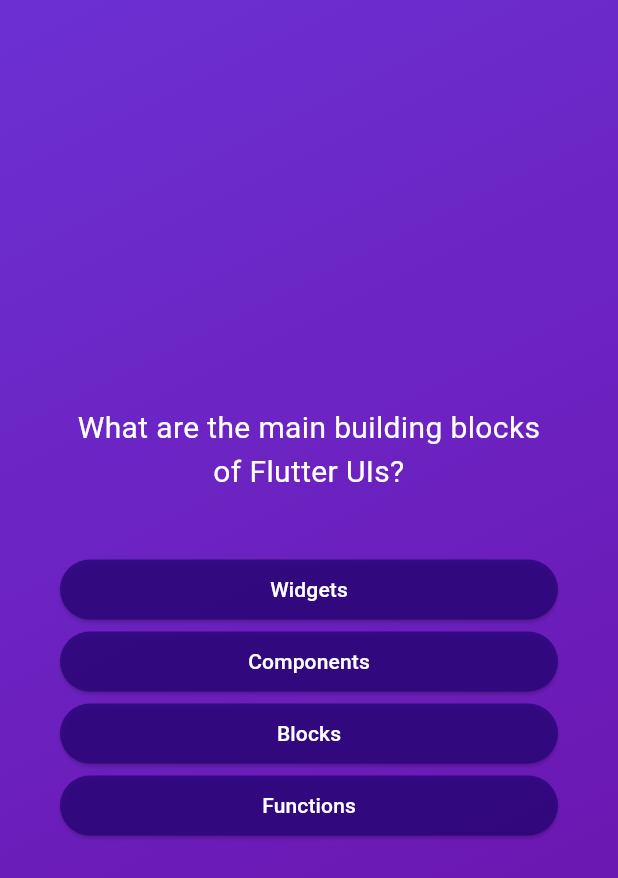
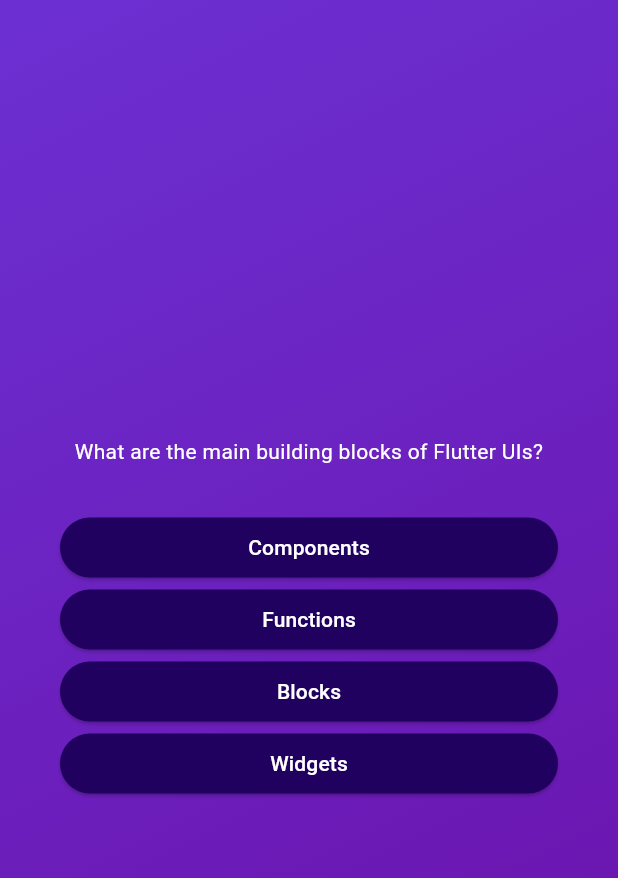
Before and after one commit to KishnaBansal/QuizApp, a Flutter app: the screen it shows after launch, after a tap on "Start Quiz", on a phone screen of 412 x 824 dp. Shown: the top 878 px of the screen. Run offline on Flutter 3.47's test engine with Material 3 defaults, Android fonts, the phone set to English and light mode, and no system bars.

Commit message:
Made the button styling class seperately in a new file and added constructer functions for different answers and onPressed functions

```diff
--- a/lib/answer_button.dart
+++ b/lib/answer_button.dart
@@ -1,27 +1,28 @@
 import 'package:flutter/material.dart';
 
 class AnswerButton extends StatelessWidget {
-  //Named Arguments
-  const AnswerButton({super.key,required this.answerText,required this.onTap});
-  //Incase of named arguents it is compulsory to specify the arguments but order doesn't matter here
+  const AnswerButton({
+    super.key,
+    required this.answerText,
+    required this.onTap,
+  });
 
-  //Positional Arguments
-  //const AnswerButton(this.answerText,this.onTap,{super.key});
   final String answerText;
   final void Function() onTap;
+
   @override
-  Widget build(context) {
+  Widget build(BuildContext context) {
     return ElevatedButton(
       onPressed: onTap,
       style: ElevatedButton.styleFrom(
         padding: const EdgeInsets.symmetric(
+          vertical: 10,
           horizontal: 40,
-          vertical: 10,
-          ),
-        backgroundColor:const Color.fromARGB(207, 43, 5, 124),
+        ),
+        backgroundColor: const Color.fromARGB(255, 33, 1, 95),
         foregroundColor: Colors.white,
         shape: RoundedRectangleBorder(
-          borderRadius: BorderRadius.circular(39),
+          borderRadius: BorderRadius.circular(40),
         ),
       ),
       child: Text(answerText),
--- a/lib/models/quiz_questions.dart
+++ b/lib/models/quiz_questions.dart
@@ -1,6 +1,11 @@
 class QuizQuestions {
-  const QuizQuestions(this.text,this.answers);
+  const QuizQuestions(this.text, this.answers);
   final String text;
   final List<String> answers;
 
+  List<String> getShuffledAnswers() {
+    final shuffledList = List.of(answers);
+    shuffledList.shuffle();
+    return shuffledList;
+  }
 }
--- a/lib/questions_screen.dart
+++ b/lib/questions_screen.dart
@@ -13,8 +13,8 @@ class QuestionsScreen extends StatefulWidget {
 
 class _QuestionsScreenState extends State<QuestionsScreen> {
   @override
-  Widget build(BuildContext context) {
-    final currQuestion = questions[0];
+  Widget build(context) {
+    final currentQuestion = questions[0];
 
     return SizedBox(
       width: double.infinity,
@@ -24,22 +24,17 @@ class _QuestionsScreenState extends State<QuestionsScreen> {
           mainAxisAlignment: MainAxisAlignment.center,
           crossAxisAlignment: CrossAxisAlignment.stretch,
           children: [
-            Padding(
-              padding: const EdgeInsets.all(8.0),
-              child: Text(
-                currQuestion.text,
-                style: const TextStyle(color: Colors.white, fontSize: 20),
-                textAlign: TextAlign.center,
+            Text(
+              currentQuestion.text,
+              style: const TextStyle(
+                color: Colors.white,
               ),
+              textAlign: TextAlign.center,
             ),
-            const SizedBox(
-              height: 32,
-            ),
-            ...currQuestion.answers.map(
-              (answers) {
-                return AnswerButton(answerText: answers, onTap: () {});
-              },
-            ),
+            const SizedBox(height: 30),
+            ...currentQuestion.getShuffledAnswers().map((answer) {
+              return AnswerButton(answerText: answer, onTap: () {});
+            })
           ],
         ),
       ),
```
